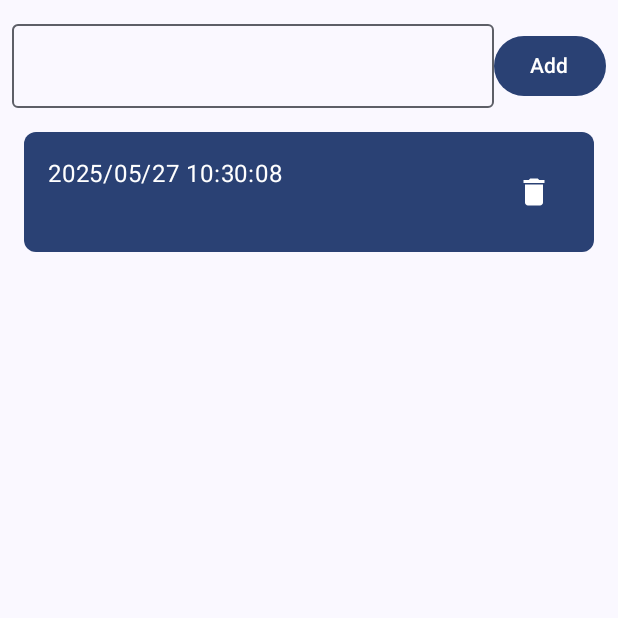
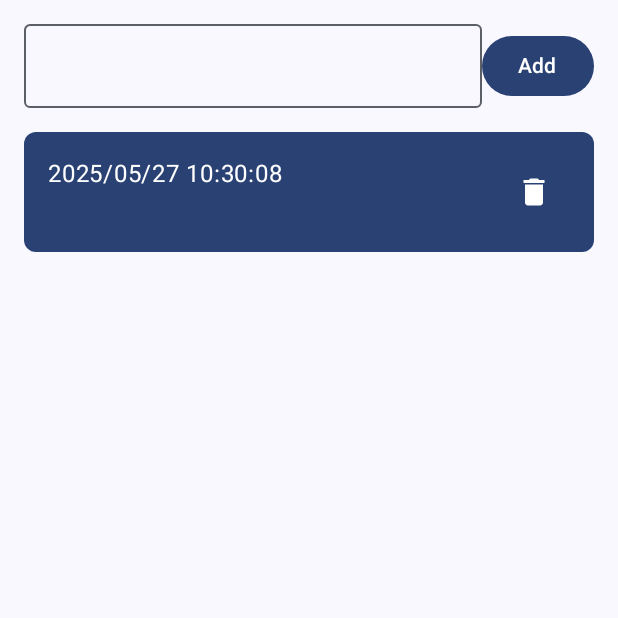
Before and after one commit to BEYEH/kotlin_room_database, an Android app built with Jetpack Compose: the screen it shows after launch (MainActivity), after a tap on "Add", on a phone screen of 412 x 824 dp, the top half of it. Run offline under Robolectric (Android 15) with nearby library versions, the phone set to English and light mode, and no system bars; our stand-ins replace livedata-compose.

Commit message:
[feat] update ui.

```diff
--- a/app/src/main/java/com/example/kotlinroomdatabase/MainActivity.kt
+++ b/app/src/main/java/com/example/kotlinroomdatabase/MainActivity.kt
@@ -3,10 +3,9 @@ package com.example.kotlinroomdatabase
 import android.os.Bundle
 import androidx.activity.ComponentActivity
 import androidx.activity.compose.setContent
-import androidx.activity.enableEdgeToEdge
 import androidx.compose.foundation.layout.fillMaxSize
-import androidx.compose.foundation.layout.padding
-import androidx.compose.material3.Scaffold
+import androidx.compose.material3.MaterialTheme
+import androidx.compose.material3.Surface
 import androidx.compose.ui.Modifier
 import androidx.lifecycle.ViewModelProvider
 import com.example.kotlinroomdatabase.ui.theme.KotlinRoomDatabaseTheme
@@ -16,16 +15,14 @@ import com.example.kotlinroomdatabase.viewmodel.TodoViewModel
 class MainActivity : ComponentActivity() {
     override fun onCreate(savedInstanceState: Bundle?) {
         super.onCreate(savedInstanceState)
-        enableEdgeToEdge()
 
         val todoViewModel = ViewModelProvider(this)[TodoViewModel::class.java]
 
         setContent {
             KotlinRoomDatabaseTheme {
-                Scaffold(modifier = Modifier.fillMaxSize()) { innerPadding ->
+                Surface(modifier = Modifier.fillMaxSize(),
+                    color = MaterialTheme.colorScheme.background) {
                     TodoListPage(
-                        modifier = Modifier.padding(innerPadding)
-                            .fillMaxSize(),
                         todoViewModel
                     )
                 }
--- a/app/src/main/java/com/example/kotlinroomdatabase/view/TodoListPage.kt
+++ b/app/src/main/java/com/example/kotlinroomdatabase/view/TodoListPage.kt
@@ -2,9 +2,11 @@ package com.example.kotlinroomdatabase.view
 
 import android.widget.Toast
 import androidx.compose.foundation.background
+import androidx.compose.foundation.layout.Arrangement
 import androidx.compose.foundation.layout.Column
 import androidx.compose.foundation.layout.Row
-import androidx.compose.foundation.layout.fillMaxSize
+import androidx.compose.foundation.layout.fillMaxHeight
+import androidx.compose.foundation.layout.fillMaxWidth
 import androidx.compose.foundation.layout.padding
 import androidx.compose.foundation.lazy.LazyColumn
 import androidx.compose.foundation.lazy.itemsIndexed
@@ -27,6 +29,7 @@ import androidx.compose.ui.draw.clip
 import androidx.compose.ui.graphics.Color
 import androidx.compose.ui.platform.LocalContext
 import androidx.compose.ui.res.painterResource
+import androidx.compose.ui.text.style.TextAlign
 import androidx.compose.ui.unit.dp
 import androidx.compose.ui.unit.sp
 import com.example.kotlinroomdatabase.R
@@ -37,7 +40,7 @@ import java.util.Locale
 
 
 @Composable
-fun TodoListPage(modifier: Modifier, viewModel: TodoViewModel) {
+fun TodoListPage(viewModel: TodoViewModel) {
     val todoList by viewModel.todoList.observeAsState()
     var inputText by remember {
         mutableStateOf("")
@@ -45,19 +48,24 @@ fun TodoListPage(modifier: Modifier, viewModel: TodoViewModel) {
     val context = LocalContext.current
 
     Column(
-        modifier = modifier
-            .fillMaxSize()
+        modifier = Modifier
+            .fillMaxHeight()
             .padding(8.dp),
-        horizontalAlignment = Alignment.CenterHorizontally
-    ) {
+
+        ) {
         Row(
             modifier = Modifier
-                .padding(horizontal = 0.dp, vertical = 8.dp),
-            verticalAlignment = Alignment.CenterVertically
+                .fillMaxWidth()
+                .padding(8.dp),
+            verticalAlignment = Alignment.CenterVertically,
+            horizontalArrangement = Arrangement.SpaceBetween,
         ) {
-            OutlinedTextField(modifier = Modifier.weight(1f), value = inputText, onValueChange = {
-                inputText = it
-            })
+            OutlinedTextField(
+                modifier = Modifier.weight(1f),
+                value = inputText,
+                onValueChange = {
+                    inputText = it
+                })
             Button(onClick = {
                 viewModel.addTodo(inputText)
                 inputText = ""
@@ -69,7 +77,7 @@ fun TodoListPage(modifier: Modifier, viewModel: TodoViewModel) {
         todoList?.let {
             LazyColumn(
                 content = {
-                    itemsIndexed(it) { index: Int, item ->
+                    itemsIndexed(it) { index: Int, item: Todo ->
                         TodoItem(item = item, onDelete = {
                             Toast.makeText(
                                 context,
@@ -81,7 +89,12 @@ fun TodoListPage(modifier: Modifier, viewModel: TodoViewModel) {
                     }
                 }
             )
-        } ?: Text(text = "No item.")
+        } ?: Text(
+            modifier = Modifier.fillMaxWidth(),
+            textAlign = TextAlign.Center,
+            text = "No item.",
+            fontSize = 16.sp
+        )
     }
 }
 
@@ -89,7 +102,7 @@ fun TodoListPage(modifier: Modifier, viewModel: TodoViewModel) {
 fun TodoItem(item: Todo, onDelete: () -> Unit) {
     Row(
         modifier = Modifier
-            .fillMaxSize()
+            .fillMaxWidth()
             .padding(8.dp)
             .clip(RoundedCornerShape(8.dp))
             .background(MaterialTheme.colorScheme.primary)
```
